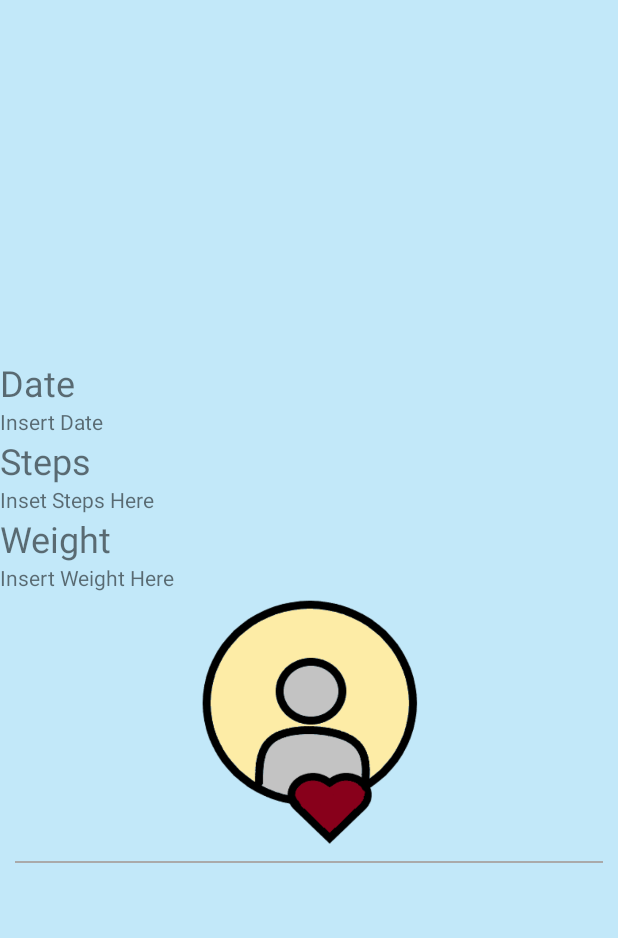
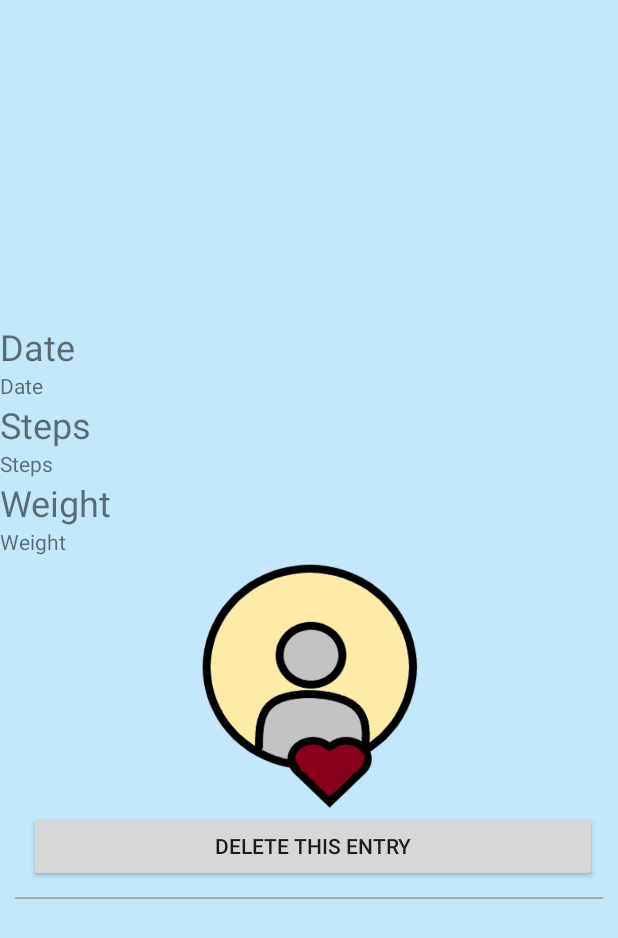
Before and after one commit to gayatrigurav/ForeverFitness, an Android app: the layout activity_history_details.xml on its own in the app's theme, with its tools: preview values and no code run, on a phone screen of 412 x 824 dp. Shown: the top 938 px of the screen. Run offline under Robolectric (Android 15) with nearby library versions, the phone set to English and light mode, and no system bars.

Commit message:
Removed BMI calculation bugs and added delete history functionality

```diff
--- a/app/src/main/res/layout/activity_history_details.xml
+++ b/app/src/main/res/layout/activity_history_details.xml
@@ -7,6 +7,12 @@
     android:gravity="center"
     android:orientation="vertical"
     android:background="#3903A9F4">
+
+    <TextView android:id="@+id/milestoneId"
+        android:layout_width="wrap_content"
+        android:layout_height="wrap_content"
+        android:text="hidden value"
+        android:visibility="gone"/>
 
     <TextView
         android:id="@+id/TxtCurrentDateHeader"
@@ -20,8 +26,8 @@
         android:id="@+id/TxtDate"
         android:layout_width="match_parent"
         android:layout_height="wrap_content"
-        android:text="Insert Date"
-        tools:text="Insert Date" />
+        android:text="Date"
+        tools:text="Date" />
 
     <TextView
         android:id="@+id/TxtStepsHeader"
@@ -34,7 +40,7 @@
         android:id="@+id/TxtSteps"
         android:layout_width="match_parent"
         android:layout_height="wrap_content"
-        android:text="Inset Steps Here" />
+        android:text="Steps" />
 
     <TextView
         android:id="@+id/TxtWightHeader"
@@ -48,14 +54,23 @@
         android:id="@+id/TxtWeight"
         android:layout_width="match_parent"
         android:layout_height="wrap_content"
-        android:text="Insert Weight Here"
-        tools:text="Insert Weight Here" />
+        android:text="Weight"
+        tools:text="Weight" />
+
+
 
     <ImageView
         android:id="@+id/ImgUser"
         android:layout_width="189dp"
         android:layout_height="169dp"
         app:srcCompat="@drawable/login_character" />
+    <Button
+        android:id="@+id/BtnDeleteHistory"
+        android:layout_width="match_parent"
+        android:layout_height="wrap_content"
+        android:layout_marginLeft="18dp"
+        android:layout_marginRight="15dp"
+        android:text="Delete This Entry" />
 
     <View
         android:layout_width="match_parent"
--- a/app/src/main/res/layout/fragment_dashboard.xml
+++ b/app/src/main/res/layout/fragment_dashboard.xml
@@ -76,7 +76,6 @@
             android:layout_width="match_parent"
             android:layout_height="match_parent"
             android:gravity="center"
-
             android:orientation="vertical">
 
             <TextView
```
Also changed, not shown: app/src/main/java/com/gayatri/foreverfitness/HistoryActivity.java (+46 -6 lines), app/src/main/java/com/gayatri/foreverfitness/HistoryDetails.java (+10 -4 lines), app/src/main/java/com/gayatri/foreverfitness/NavigationAdapter.java (+34 -12 lines), app/src/main/java/com/gayatri/foreverfitness/SqlLiteManager.java (+21 -2 lines), app/src/main/res/layout/activity_history.xml (+9 -2 lines).
